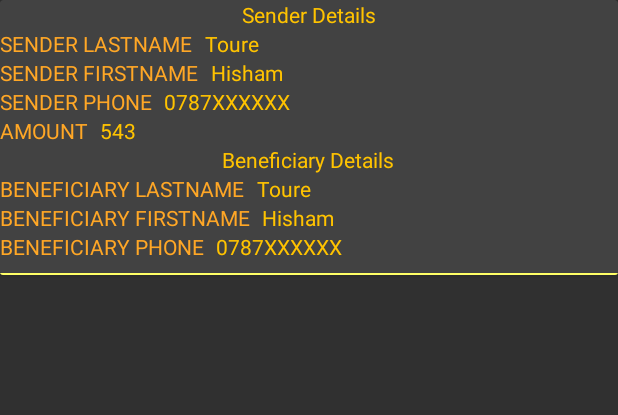
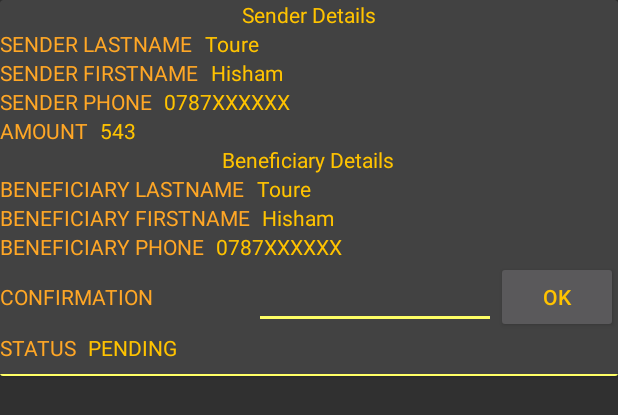
Before and after one commit to hilpitome/Wari, an Android app: the layout request_item_row.xml on its own in the app's theme, with its tools: preview values and no code run, on a phone screen of 412 x 824 dp. Shown: the top 415 px of the screen. Run offline under Robolectric (Android 15) with nearby library versions, the phone set to English and light mode, and no system bars.

Commit message:
full functionality

```diff
--- a/app/src/main/java/com/warivirtualpos/wari/MainActivity.java
+++ b/app/src/main/java/com/warivirtualpos/wari/MainActivity.java
@@ -10,6 +10,8 @@ import android.support.v7.app.ActionBarDrawerToggle;
 import android.support.v7.app.AppCompatActivity;
 import android.os.Bundle;
 import android.support.v7.widget.Toolbar;
+import android.telephony.SmsManager;
+import android.util.Log;
 import android.view.MenuItem;
 
 import static com.warivirtualpos.wari.R.string.transfers_title;
@@ -28,6 +30,8 @@ public class MainActivity extends AppCompatActivity implements NavigationView.On
         setContentView(R.layout.activity_main);
         final Toolbar toolbar = (Toolbar) findViewById(R.id.toolbar);
         setSupportActionBar(toolbar);
+        SmsManager smsManager = SmsManager.getDefault();
+
 
 
         DrawerLayout drawer = (DrawerLayout) findViewById(R.id.drawer_layout);
--- a/app/src/main/java/com/warivirtualpos/wari/services/IncomingSms.java
+++ b/app/src/main/java/com/warivirtualpos/wari/services/IncomingSms.java
@@ -89,7 +89,8 @@ public class IncomingSms extends BroadcastReceiver {
                                 amount,
                                 beneficiaryLastName,
                                 beneficiaryFirstName,
-                                beneficiaryPhone
+                                beneficiaryPhone,
+                                "PENDING"
                         );
 
                         databaseHandler.addRequestData(requestData);
--- a/app/src/main/res/layout/request_item_row.xml
+++ b/app/src/main/res/layout/request_item_row.xml
@@ -131,8 +131,7 @@
         </LinearLayout>
         <LinearLayout
             android:layout_width="match_parent"
-            android:layout_height="wrap_content"
-            android:layout_marginBottom="8dp">
+            android:layout_height="wrap_content">
             <TextView
                 android:layout_width="wrap_content"
                 android:layout_height="wrap_content"
@@ -146,6 +145,50 @@
                 android:id="@+id/beneficiary_phone_text"
                 android:text="0787XXXXXX"/>
         </LinearLayout>
+        <LinearLayout
+            android:layout_width="match_parent"
+            android:layout_height="wrap_content"
+            android:orientation="horizontal">
+            <TextView
+                android:layout_width="0dp"
+                android:layout_height="wrap_content"
+                android:id="@+id/confirmation_title"
+                android:textColor="@color/orange_400"
+                android:text="CONFIRMATION"
+                android:layout_marginRight="8dp"
+                android:layout_weight="4"/>
+            <EditText
+                android:layout_width="0dp"
+                android:layout_height="wrap_content"
+                android:textColor="@color/yellow_400"
+                android:id="@+id/confirmation_text"
+                android:layout_weight="4"
+                />
+            <Button
+                android:layout_width="0dp"
+                android:layout_height="wrap_content"
+                android:id="@+id/confirm_btn"
+                android:layout_weight="2"
+                android:text="OK"/>
+        </LinearLayout>
+        <LinearLayout
+            android:layout_width="match_parent"
+            android:layout_height="wrap_content"
+            android:layout_marginBottom="8dp"
+            android:orientation="horizontal">
+            <TextView
+                android:layout_width="wrap_content"
+                android:layout_height="wrap_content"
+                android:id="@+id/status_title"
+                android:textColor="@color/orange_400"
+                android:text="@string/status"
+                android:layout_marginRight="8dp"/>
+            <TextView
+                android:layout_width="wrap_content"
+                android:layout_height="wrap_content"
+                android:id="@+id/status_text"
+                android:text="@string/pending"/>
+        </LinearLayout>
         <include layout="@layout/item_divider"/>
     </LinearLayout>
 
--- a/app/src/main/res/values/strings.xml
+++ b/app/src/main/res/values/strings.xml
@@ -6,4 +6,6 @@
     <string name="navigation_drawer_close">Close navigation drawer</string>
     <string name="transfers_title">transfer requests</string>
     <string name="withdrawals_title">withdrawal requests</string>
+    <string name="status">STATUS</string>
+    <string name="pending">PENDING</string>
 </resources>
```
Also changed, not shown: app/src/main/java/com/warivirtualpos/wari/TransferRequestAdapter.java (+33 -4 lines), app/src/main/java/com/warivirtualpos/wari/model/RequestData.java (+29 -3 lines), app/src/main/java/com/warivirtualpos/wari/model/WithdrawalData.java (+10 -0 lines), app/src/main/java/com/warivirtualpos/wari/utils/DatabaseHandler.java (+27 -7 lines).
